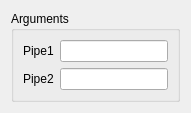
First picture: the form in src/HEXABLOCKGUI/MakePipes_QTD.ui, repository SalomePlatform/hexablock, before the edit.
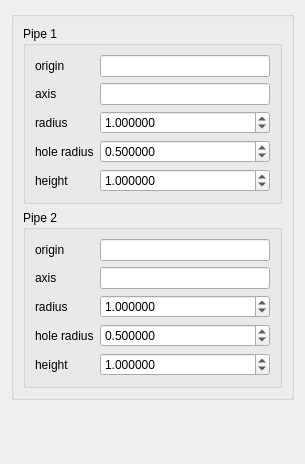
Second picture: the form after the edit.

```diff
--- a/src/HEXABLOCKGUI/MakePipes_QTD.ui
+++ b/src/HEXABLOCKGUI/MakePipes_QTD.ui
@@ -6,8 +6,8 @@
    <rect>
     <x>0</x>
     <y>0</y>
-    <width>190</width>
-    <height>106</height>
+    <width>305</width>
+    <height>464</height>
    </rect>
   </property>
   <property name="sizePolicy">
@@ -23,58 +23,231 @@
    <item>
     <widget class="QGroupBox" name="groupBox">
      <property name="title">
-      <string>Arguments</string>
+      <string/>
      </property>
-     <layout class="QFormLayout" name="formLayout">
-      <item row="0" column="0">
-       <widget class="QLabel" name="label">
-        <property name="text">
-         <string>Pipe1</string>
+     <layout class="QVBoxLayout" name="verticalLayout">
+      <item>
+       <widget class="QGroupBox" name="groupBox_2">
+        <property name="title">
+         <string>Pipe 1</string>
         </property>
+        <layout class="QFormLayout" name="formLayout">
+         <item row="0" column="0">
+          <widget class="QLabel" name="label">
+           <property name="text">
+            <string>origin</string>
+           </property>
+          </widget>
+         </item>
+         <item row="0" column="1">
+          <widget class="QLineEdit" name="origin_le">
+           <property name="sizePolicy">
+            <sizepolicy hsizetype="Minimum" vsizetype="Fixed">
+             <horstretch>0</horstretch>
+             <verstretch>0</verstretch>
+            </sizepolicy>
+           </property>
+          </widget>
+         </item>
+         <item row="1" column="0">
+          <widget class="QLabel" name="label_2">
+           <property name="text">
+            <string>axis</string>
+           </property>
+          </widget>
+         </item>
+         <item row="1" column="1">
+          <widget class="QLineEdit" name="dir_le">
+           <property name="sizePolicy">
+            <sizepolicy hsizetype="Minimum" vsizetype="Fixed">
+             <horstretch>0</horstretch>
+             <verstretch>0</verstretch>
+            </sizepolicy>
+           </property>
+          </widget>
+         </item>
+         <item row="2" column="0">
+          <widget class="QLabel" name="label_3">
+           <property name="text">
+            <string>radius</string>
+           </property>
+          </widget>
+         </item>
+         <item row="2" column="1">
+          <widget class="QDoubleSpinBox" name="ext_radius_spb">
+           <property name="decimals">
+            <number>6</number>
+           </property>
+           <property name="maximum">
+            <double>1000000000.000000000000000</double>
+           </property>
+           <property name="value">
+            <double>1.000000000000000</double>
+           </property>
+          </widget>
+         </item>
+         <item row="3" column="0">
+          <widget class="QLabel" name="label_4">
+           <property name="text">
+            <string>hole radius</string>
+           </property>
+          </widget>
+         </item>
+         <item row="3" column="1">
+          <widget class="QDoubleSpinBox" name="int_radius_spb">
+           <property name="decimals">
+            <number>6</number>
+           </property>
+           <property name="maximum">
+            <double>1000000000.000000000000000</double>
+           </property>
+           <property name="value">
+            <double>0.500000000000000</double>
+           </property>
+          </widget>
+         </item>
+         <item row="4" column="0">
+          <widget class="QLabel" name="label_5">
+           <property name="text">
+            <string>height</string>
+           </property>
+          </widget>
+         </item>
+         <item row="4" column="1">
+          <widget class="QDoubleSpinBox" name="height_spb">
+           <property name="decimals">
+            <number>6</number>
+           </property>
+           <property name="maximum">
+            <double>1000000000.000000000000000</double>
+           </property>
+           <property name="value">
+            <double>1.000000000000000</double>
+           </property>
+          </widget>
+         </item>
+        </layout>
        </widget>
       </item>
-      <item row="0" column="1">
-       <widget class="QLineEdit" name="pipe1_le">
-        <property name="sizePolicy">
-         <sizepolicy hsizetype="Minimum" vsizetype="Fixed">
-          <horstretch>0</horstretch>
-          <verstretch>0</verstretch>
-         </sizepolicy>
+      <item>
+       <widget class="QGroupBox" name="groupBox_3">
+        <property name="title">
+         <string>Pipe 2</string>
         </property>
-        <property name="maximumSize">
-         <size>
-          <width>16777215</width>
-          <height>16777215</height>
-         </size>
-        </property>
-        <property name="readOnly">
-         <bool>false</bool>
-        </property>
-       </widget>
-      </item>
-      <item row="1" column="0">
-       <widget class="QLabel" name="label_2">
-        <property name="text">
-         <string>Pipe2</string>
-        </property>
-       </widget>
-      </item>
-      <item row="1" column="1">
-       <widget class="QLineEdit" name="pipe2_le">
-        <property name="maximumSize">
-         <size>
-          <width>16777215</width>
-          <height>16777215</height>
-         </size>
-        </property>
-        <property name="readOnly">
-         <bool>false</bool>
-        </property>
+        <layout class="QFormLayout" name="formLayout_2">
+         <item row="0" column="0">
+          <widget class="QLabel" name="label_6">
+           <property name="text">
+            <string>origin</string>
+           </property>
+          </widget>
+         </item>
+         <item row="0" column="1">
+          <widget class="QLineEdit" name="origin2_le">
+           <property name="sizePolicy">
+            <sizepolicy hsizetype="Minimum" vsizetype="Fixed">
+             <horstretch>0</horstretch>
+             <verstretch>0</verstretch>
+            </sizepolicy>
+           </property>
+          </widget>
+         </item>
+         <item row="1" column="0">
+          <widget class="QLabel" name="label_7">
+           <property name="text">
+            <string>axis</string>
+           </property>
+          </widget>
+         </item>
+         <item row="1" column="1">
+          <widget class="QLineEdit" name="dir2_le">
+           <property name="sizePolicy">
+            <sizepolicy hsizetype="Minimum" vsizetype="Fixed">
+             <horstretch>0</horstretch>
+             <verstretch>0</verstretch>
+            </sizepolicy>
+           </property>
+          </widget>
+         </item>
+         <item row="2" column="0">
+          <widget class="QLabel" name="label_8">
+           <property name="text">
+            <string>radius</string>
+           </property>
+          </widget>
+         </item>
+         <item row="2" column="1">
+          <widget class="QDoubleSpinBox" name="ext_radius2_spb">
+           <property name="decimals">
+            <number>6</number>
+           </property>
+           <property name="maximum">
+            <double>1000000000.000000000000000</double>
+           </property>
+           <property name="value">
+            <double>1.000000000000000</double>
+           </property>
+          </widget>
+         </item>
+         <item row="3" column="0">
+          <widget class="QLabel" name="label_9">
+           <property name="text">
+            <string>hole radius</string>
+           </property>
+          </widget>
+         </item>
+         <item row="3" column="1">
+          <widget class="QDoubleSpinBox" name="int_radius2_spb">
+           <property name="decimals">
+            <number>6</number>
+           </property>
+           <property name="maximum">
+            <double>1000000000.000000000000000</double>
+           </property>
+           <property name="value">
+            <double>0.500000000000000</double>
+           </property>
+          </widget>
+         </item>
+         <item row="4" column="0">
+          <widget class="QLabel" name="label_10">
+           <property name="text">
+            <string>height</string>
+           </property>
+          </widget>
+         </item>
+         <item row="4" column="1">
+          <widget class="QDoubleSpinBox" name="height2_spb">
+           <property name="decimals">
+            <number>6</number>
+           </property>
+           <property name="maximum">
+            <double>1000000000.000000000000000</double>
+           </property>
+           <property name="value">
+            <double>1.000000000000000</double>
+           </property>
+          </widget>
+         </item>
+        </layout>
        </widget>
       </item>
      </layout>
     </widget>
    </item>
+   <item>
+    <spacer name="verticalSpacer">
+     <property name="orientation">
+      <enum>Qt::Vertical</enum>
+     </property>
+     <property name="sizeHint" stdset="0">
+      <size>
+       <width>20</width>
+       <height>0</height>
+      </size>
+     </property>
+    </spacer>
+   </item>
   </layout>
  </widget>
  <resources/>
```
Left out of the diff: 2 changed lines with no effect on the pictures.
